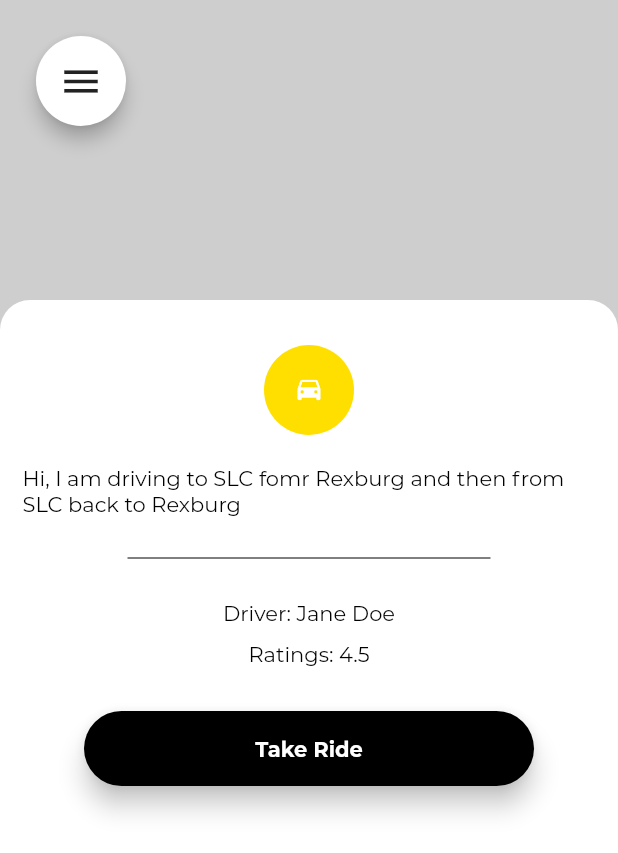
After one commit to Divinoart/ride, a Flutter app: the Dashboard screen opened directly, after a tap on "Hi, I am driving to SLC from Rexburg and", on a phone screen of 412 x 824 dp. The commit adds this screen. Shown: the top 853 px of the screen. Run offline on Flutter 3.47's test engine with Material 2 defaults, Android fonts, the phone set to English and light mode, and no system bars; our stand-ins replace firebase_auth, firebase_core; accounts and stored records are empty; project files that could hold a hidden picture were left out.

Commit message:
Added navigation. Pending test run

```diff
--- a/lib/ui/home/dashboard.dart
+++ b/lib/ui/home/dashboard.dart
@@ -1,5 +1,7 @@
 import 'package:flutter/material.dart';
 import 'package:riding_app/ui/itemviews/drive_request_item.dart';
+import 'package:riding_app/ui/ride/post_ride_screen.dart';
+import 'package:riding_app/ui/ride/ride_details_screen.dart';
 
 class Dashboard extends StatefulWidget {
   const Dashboard({Key key}) : super(key: key);
@@ -72,10 +74,23 @@ class _DashboardState extends State<Dashboard> {
             ListView.builder(
                 itemCount: 5,
                 itemBuilder: (BuildContext context, int positon) {
-                  return DriveRequestItem();
+                  return GestureDetector(
+                      onTap: () {
+                        Navigator.push(
+                          context,
+                          MaterialPageRoute(
+                              builder: (context) => RideDetailsScreen()),
+                        );
+                      },
+                      child: DriveRequestItem());
                 }),
             GestureDetector(
-              onTap: () {},
+              onTap: () {
+                Navigator.push(
+                  context,
+                  MaterialPageRoute(builder: (context) => PostRideScreen()),
+                );
+              },
               child: Container(
                   height: 50.0,
                   width: 300,
--- a/lib/ui/itemviews/drive_request_item.dart
+++ b/lib/ui/itemviews/drive_request_item.dart
@@ -30,14 +30,14 @@ class DriveRequestItem extends StatelessWidget {
             ),
             SizedBox(
               width: deviceSize.width - 200,
-              child: Text('Hi, I am driving to SLC fomr Rexburg and then from SLC back to Rexburg',
+              child: Text('Hi, I am driving to SLC from Rexburg and then from SLC back to Rexburg',
                 maxLines: 4,
                 style: TextStyle(
                   color: Colors.black,
-                  fontWeight: FontWeight.bold,
                   fontFamily: 'Montserrat'
                   )),
-            )
+            ),
+
           ],
         ),
       ),
--- /dev/null
+++ b/lib/ui/ride/ride_details_screen.dart
@@ -0,0 +1,132 @@
+import 'package:flutter/material.dart';
+
+class RideDetailsScreen extends StatefulWidget {
+  const RideDetailsScreen({Key key}) : super(key: key);
+
+  @override
+  _RideDetailsScreenState createState() => _RideDetailsScreenState();
+}
+
+class _RideDetailsScreenState extends State<RideDetailsScreen> {
+  @override
+  Widget build(BuildContext context) {
+    final Size deviceSize = MediaQuery.of(context).size;
+
+    return Scaffold(
+      backgroundColor: Colors.white,
+      body: SizedBox(
+        height: deviceSize.height,
+        width: deviceSize.width,
+        child: Stack(
+          children: [
+            Container(
+              height: deviceSize.height - 300,
+              width: deviceSize.width,
+              decoration: BoxDecoration(color: Colors.grey.withOpacity(0.5)),
+              child: Center(
+                child: Text('Map',
+                    style: TextStyle(
+                        fontFamily: 'Montserrat',
+                        fontSize: 30.0,
+                        color: Colors.grey,
+                        fontWeight: FontWeight.bold)),
+              ),
+            ),
+            Padding(
+              padding: const EdgeInsets.all(20.0),
+              child: Card(
+                elevation: 5,
+                shape: RoundedRectangleBorder(
+                  borderRadius: BorderRadius.circular(35),
+                ),
+                clipBehavior: Clip.antiAlias,
+                child: SizedBox(
+                  height: 60,
+                  width: 60,
+                  child: Center(
+                      child: Icon(
+                    Icons.menu_outlined,
+                    size: 30,
+                  )),
+                ),
+              ),
+            ),
+            Align(
+              alignment: Alignment.bottomCenter,
+              child: Container(
+                height: deviceSize.height - 200,
+                width: deviceSize.width,
+                padding: EdgeInsets.only(left: 15, right: 15, top: 30),
+                decoration: BoxDecoration(
+                  color: Colors.white,
+                  borderRadius: BorderRadius.only(
+                      topLeft: Radius.circular(20),
+                      topRight: Radius.circular(20)),
+                ),
+                child: Column(children: [
+                  CircleAvatar(
+                    radius: 30,
+                    backgroundColor: Color(0xffFFDF00),
+                    child: Icon(
+                      Icons.drive_eta,
+                      color: Colors.white,
+                      size: 20,
+                    ),
+                  ),
+                  SizedBox(
+                    height: 20,
+                  ),
+                  Text(
+                      'Hi, I am driving to SLC fomr Rexburg and then from SLC back to Rexburg',
+                      maxLines: 4,
+                      style: TextStyle(
+                          color: Colors.black, fontFamily: 'Montserrat')),
+                  Padding(
+                    padding: const EdgeInsets.symmetric(
+                        horizontal: 70, vertical: 20),
+                    child: Divider(
+                      color: Colors.black,
+                    ),
+                  ),
+                  Text('Driver: Jane Doe',
+                      maxLines: 4,
+                      style: TextStyle(
+                          color: Colors.black, fontFamily: 'Montserrat')),
+                  SizedBox(
+                    height: 10,
+                  ),
+                  Text('Ratings: 4.5',
+                      maxLines: 4,
+                      style: TextStyle(
+                          color: Colors.black, fontFamily: 'Montserrat')),
+                  SizedBox(
+                    height: 30,
+                  ),
+                  GestureDetector(
+                      onTap: () {},
+                      child: Container(
+                          height: 50.0,
+                          width: 300,
+                          child: Material(
+                              borderRadius: BorderRadius.circular(25.0),
+                              shadowColor: Colors.black,
+                              color: Colors.black,
+                              elevation: 7.0,
+                              child: Center(
+                                  child: Text('Take Ride',
+                                      style: TextStyle(
+                                          color: Colors.white,
+                                          fontWeight: FontWeight.bold,
+                                          fontFamily: 'Montserrat')))))),
+                  SizedBox(
+                    height: 70,
+                  ),
+                ]),
+              ),
+            )
+          ],
+        ),
+      ),
+    );
+  }
+}
```
